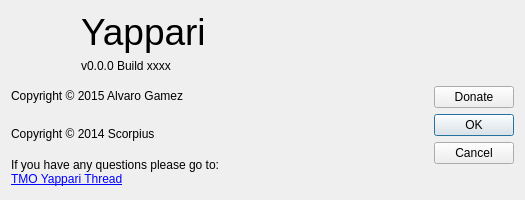
Before: the Qt Designer form src/yappari-application/Gui/ui/aboutdialog.ui in agamez/yappari, drawn with Qt 5.
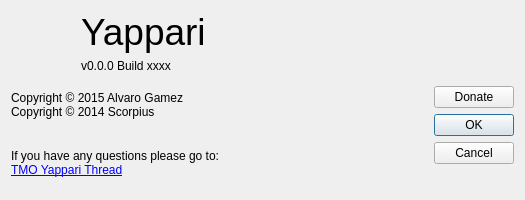
After: the same form once the commit is applied. Icons and pictures are not drawn.

Commit message: Update copyright texts

```diff
--- a/src/yappari-application/Gui/ui/aboutdialog.ui
+++ b/src/yappari-application/Gui/ui/aboutdialog.ui
@@ -59,17 +59,11 @@
        </item>
       </layout>
      </item>
-     <item>
-      <widget class="QLabel" name="label_5">
-       <property name="text">
-        <string>Copyright © 2015 Alvaro Gamez</string>
-       </property>
-      </widget>
-     </item>
      <item>
       <widget class="QLabel" name="label_4">
        <property name="text">
-        <string>Copyright © 2014 Scorpius</string>
+        <string>Copyright © 2015 Alvaro Gamez
+Copyright © 2014 Scorpius</string>
        </property>
       </widget>
      </item>
```
The commit also changes 1 other file.
